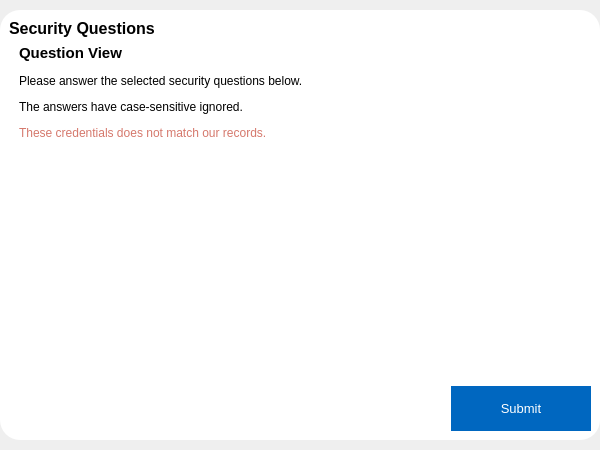
Above: src/views_ui/authenticate_views/security_question_view.ui from devforgely/MFA-Simulator before the change. Below: the same form after it.
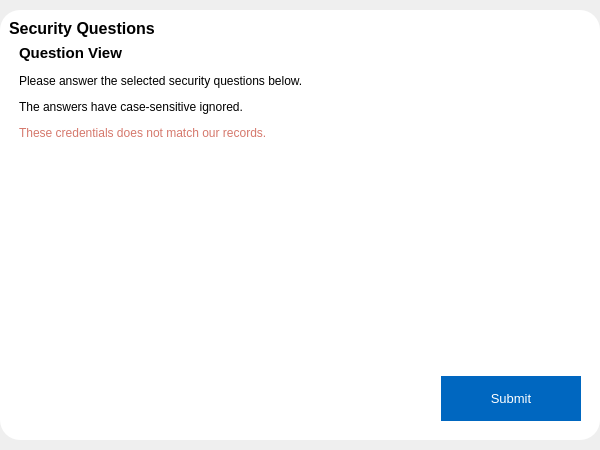
That is the form after the change. Custom widgets are drawn as their Qt base class.

What changed in the file:
```diff
--- a/src/views_ui/authenticate_views/security_question_view.ui
+++ b/src/views_ui/authenticate_views/security_question_view.ui
@@ -66,6 +66,10 @@
 	background-color: #0067c0;
 }
 
+#submit_btn:hover {
+	background-color: #005dad;
+}
+
 #warning_label {
 	color: #d5786c;
 }</string>
@@ -196,7 +200,7 @@
            <x>0</x>
            <y>0</y>
            <width>578</width>
-           <height>210</height>
+           <height>199</height>
           </rect>
          </property>
          <layout class="QVBoxLayout" name="verticalLayout_5">
@@ -219,6 +223,33 @@
         </widget>
        </widget>
       </item>
+      <item>
+       <layout class="QHBoxLayout" name="horizontalLayout">
+        <property name="leftMargin">
+         <number>10</number>
+        </property>
+        <property name="topMargin">
+         <number>0</number>
+        </property>
+        <property name="rightMargin">
+         <number>10</number>
+        </property>
+        <property name="bottomMargin">
+         <number>10</number>
+        </property>
+        <item>
+         <spacer name="horizontalSpacer">
+          <property name="orientation">
+           <enum>Qt::Horizontal</enum>
+          </property>
+          <property name="sizeHint" stdset="0">
+           <size>
+            <width>40</width>
+            <height>20</height>
+           </size>
+          </property>
+         </spacer>
+        </item>
       <item alignment="Qt::AlignRight">
        <widget class="QPushButton" name="submit_btn">
         <property name="sizePolicy">
@@ -234,6 +265,8 @@
          <string>Submit</string>
         </property>
        </widget>
+        </item>
+       </layout>
       </item>
      </layout>
     </widget>
```
Lines whose indentation alone changed are shown as unchanged.
